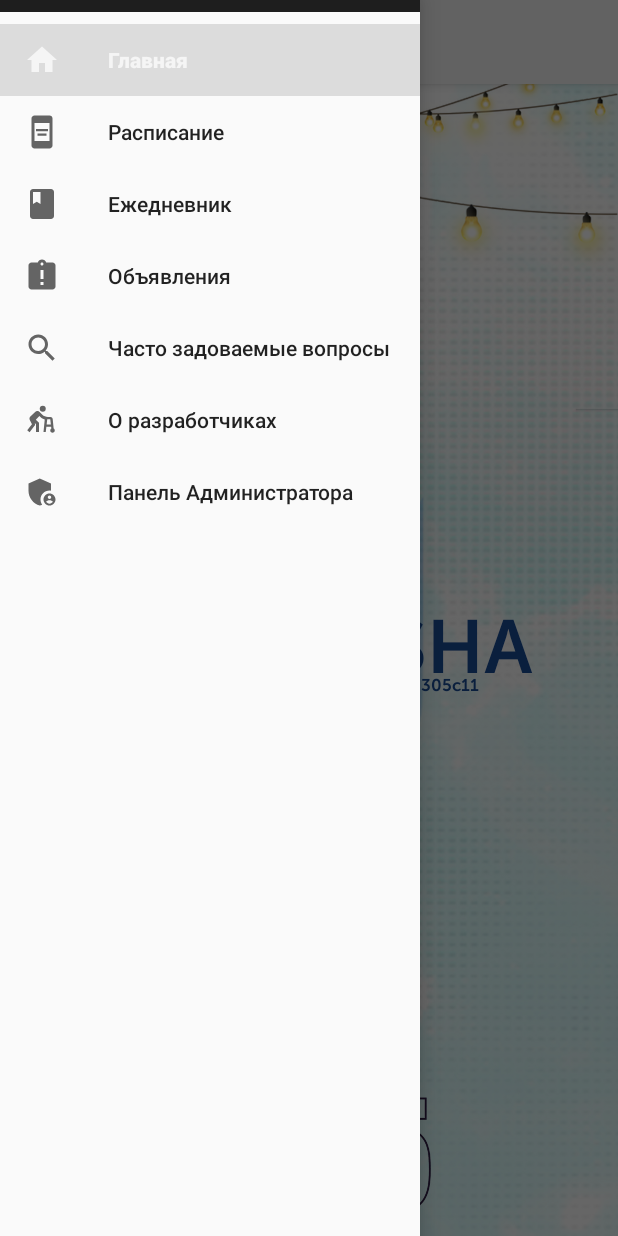
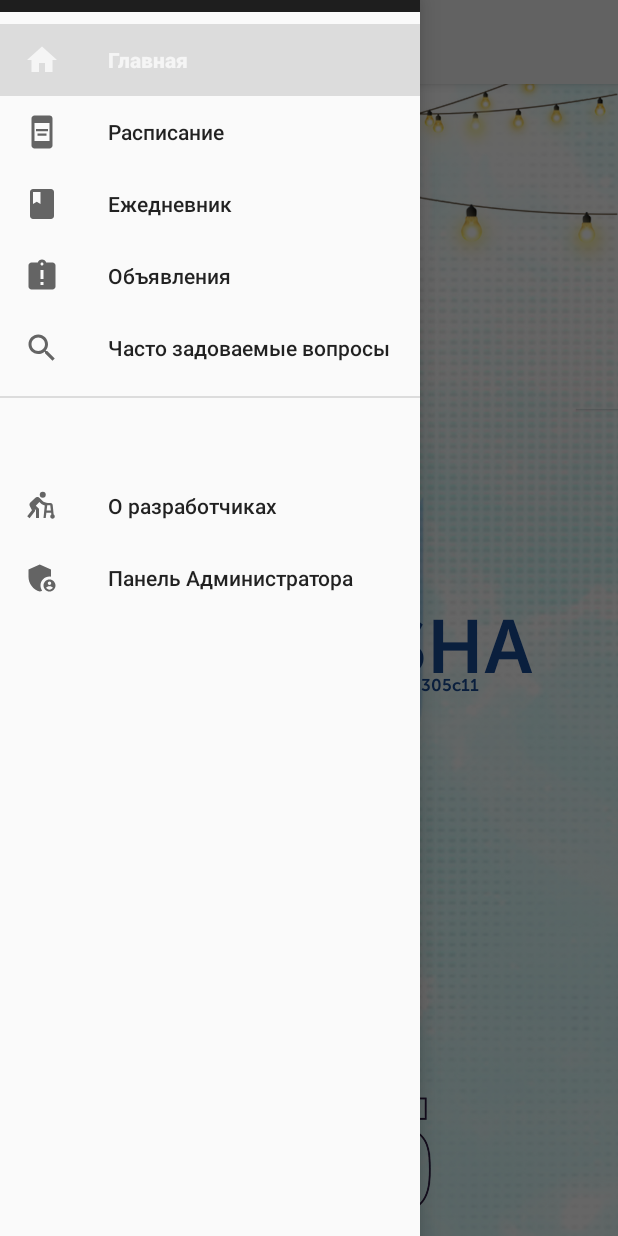
Before and after one commit to huh150/ASUapp, an Android app: the screen it shows after launch (MainActivity), with the side drawer open, on a phone screen of 412 x 824 dp. Run offline under Robolectric (Android 15) with nearby library versions, the phone set to English and light mode, and no system bars; our stand-ins replace Firebase (no records; nobody signed in at launch, a user with empty details on screens opened directly), navigation-ui; 1 statement that could not run was skipped.

Commit message:
это не возможно в гиз перенести

```diff
--- a/app/src/main/res/menu/activity_main_drawer.xml
+++ b/app/src/main/res/menu/activity_main_drawer.xml
@@ -27,7 +27,8 @@
             android:icon="@drawable/baseline_search_24"
             android:title="@string/menu_bopros" />
 
-
+        <item android:title="">
+            <menu>
                 <item
                     android:id="@+id/menu_creators"
                     android:icon="@drawable/baseline_assist_walker_24"
@@ -35,8 +36,10 @@
                 <item
                     android:id="@+id/menu_admin"
                     android:icon="@drawable/baseline_admin_panel_settings_24"
-            android:title="@string/menu_admin" />
-
+                    android:title="@string/menu_admin"
+                    android:gravity="end"/>
+            </menu>
+        </item>
 
     </group>
 </menu>
```
Lines whose indentation alone changed are shown as unchanged.
